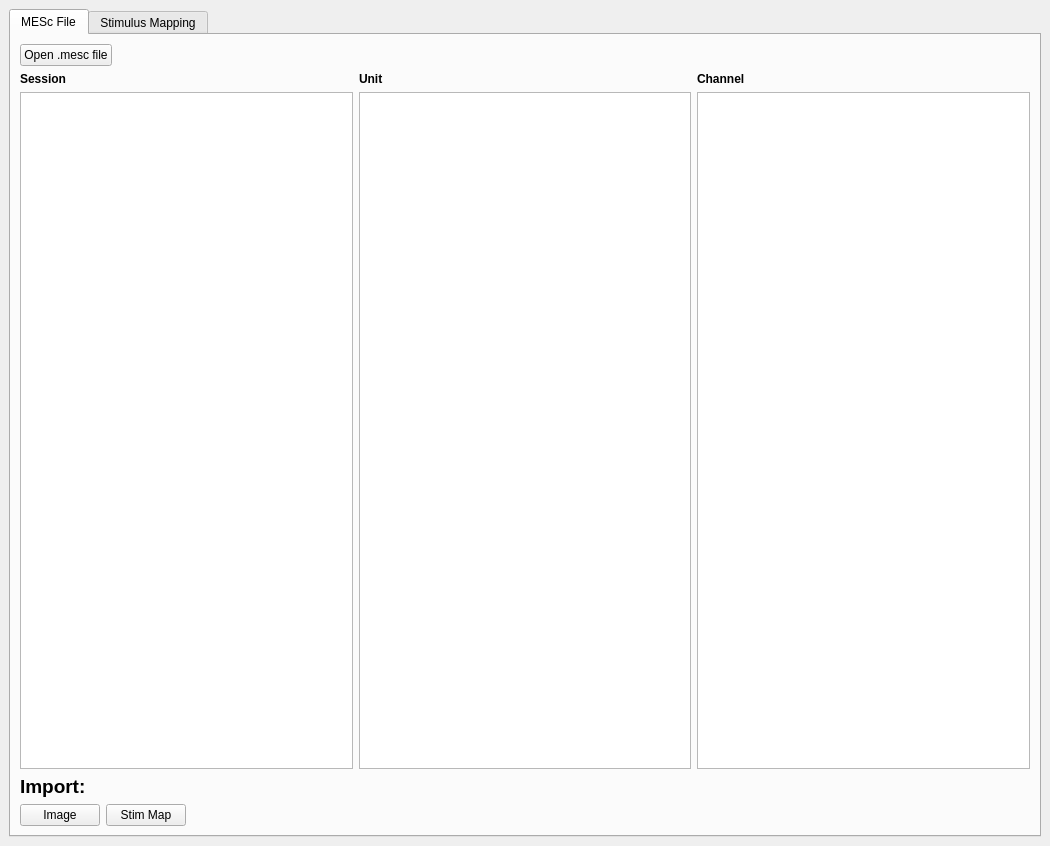
Qt form mesmerize/viewer/modules/ui_files/femtonics_mesc_template.ui (kushalkolar/MESmerize) before a commit.
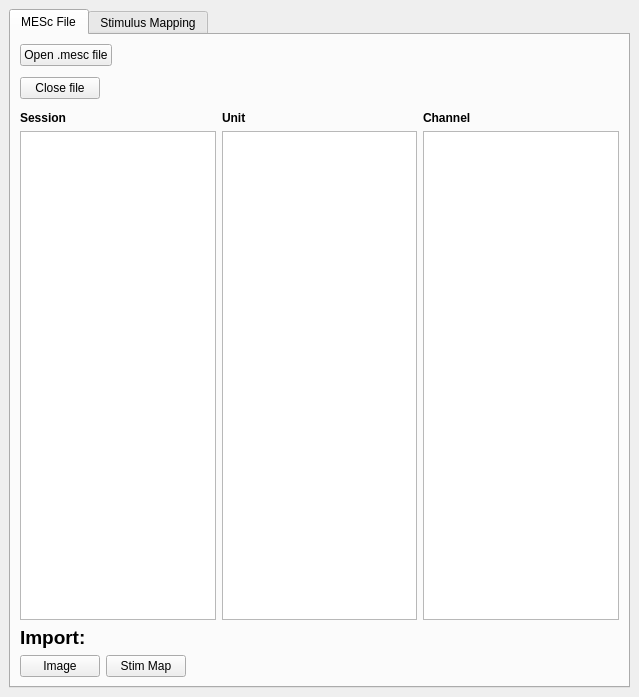
The same form after that commit. Custom widgets are drawn as their Qt base class.

Commit message: femtonics mesc module tested and working

What changed in the file:
```diff
--- a/mesmerize/viewer/modules/ui_files/femtonics_mesc_template.ui
+++ b/mesmerize/viewer/modules/ui_files/femtonics_mesc_template.ui
@@ -6,8 +6,8 @@
    <rect>
     <x>0</x>
     <y>0</y>
-    <width>1050</width>
-    <height>846</height>
+    <width>639</width>
+    <height>697</height>
    </rect>
   </property>
   <property name="windowTitle">
@@ -56,6 +56,33 @@
           </item>
          </layout>
         </item>
+        <item>
+         <layout class="QHBoxLayout" name="horizontalLayout_4">
+          <item>
+           <widget class="QPushButton" name="pushButton_close_file">
+            <property name="toolTip">
+             <string>Close the file handle, allows the file to be accessible by other programs</string>
+            </property>
+            <property name="text">
+             <string>Close file</string>
+            </property>
+           </widget>
+          </item>
+          <item>
+           <spacer name="horizontalSpacer_3">
+            <property name="orientation">
+             <enum>Qt::Horizontal</enum>
+            </property>
+            <property name="sizeHint" stdset="0">
+             <size>
+              <width>37</width>
+              <height>33</height>
+             </size>
+            </property>
+           </spacer>
+          </item>
+         </layout>
+        </item>
         <item>
          <layout class="QHBoxLayout" name="horizontalLayout_2">
           <item>
```
Left out of the diff: 17 changed lines with no effect on the pictures. The commit also changes 2 other files.
